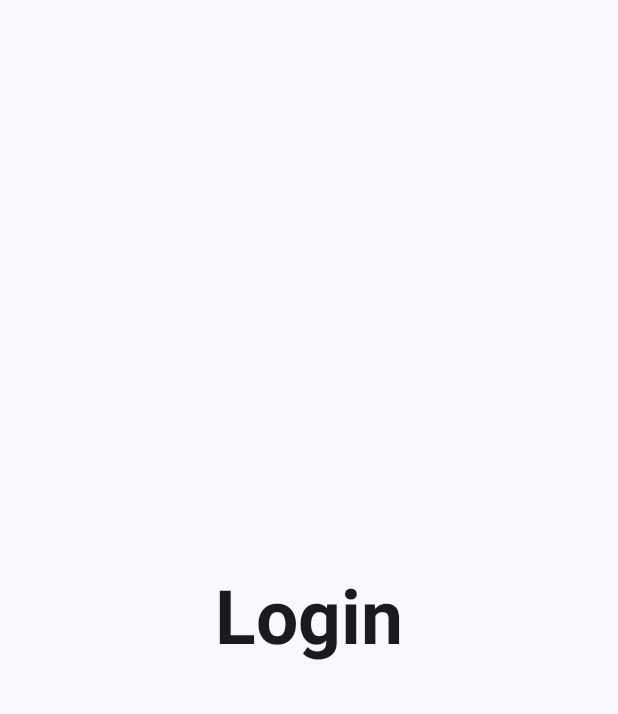
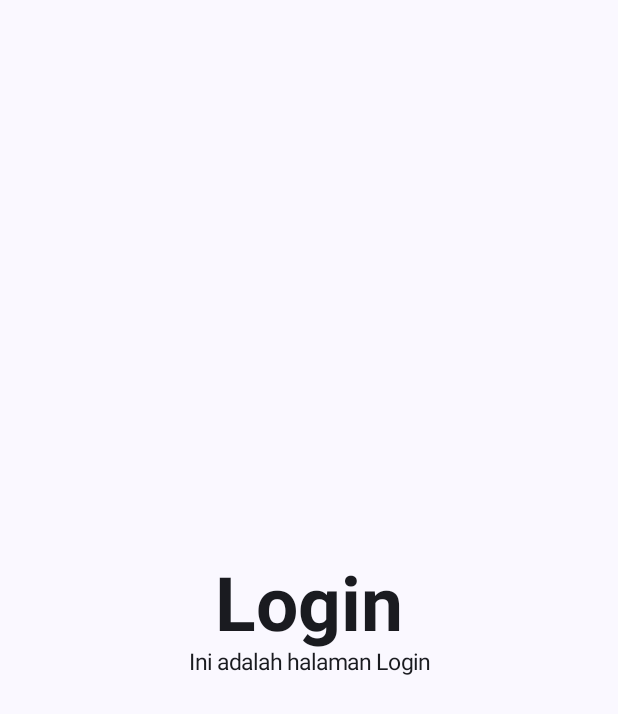
Before and after one commit to abrayudhistira/QuestBasicComposable_102, an Android app built with Jetpack Compose: the screen it shows after launch (MainActivity), on a phone screen of 412 x 824 dp. Shown: the top 714 px of the screen. Run offline under Robolectric (Android 15) with nearby library versions, the phone set to English and light mode, and no system bars.

Commit message:
Menambahkan komponen Teks dengan isi "Ini adalah halaman Login" serta font size berukuran 15 sp

```diff
--- a/app/src/main/java/com/example/questbasiccomposable_102/MainActivity.kt
+++ b/app/src/main/java/com/example/questbasiccomposable_102/MainActivity.kt
@@ -46,6 +46,7 @@ fun BasicLayout(modifier: Modifier = Modifier) { //Class Basic Layout untuk memb
         modifier = Modifier.fillMaxSize() // Untuk Memenuhi seluruh layout
     ) {
         Text(text = "Login", style = TextStyle(fontSize = 50.sp, fontWeight = FontWeight.Bold)) // Menampilkan Teks
+        Text(text = "Ini adalah halaman Login", style = TextStyle(fontSize = 15.sp)) // Menampilkan Teks
     }
 }
 
```
